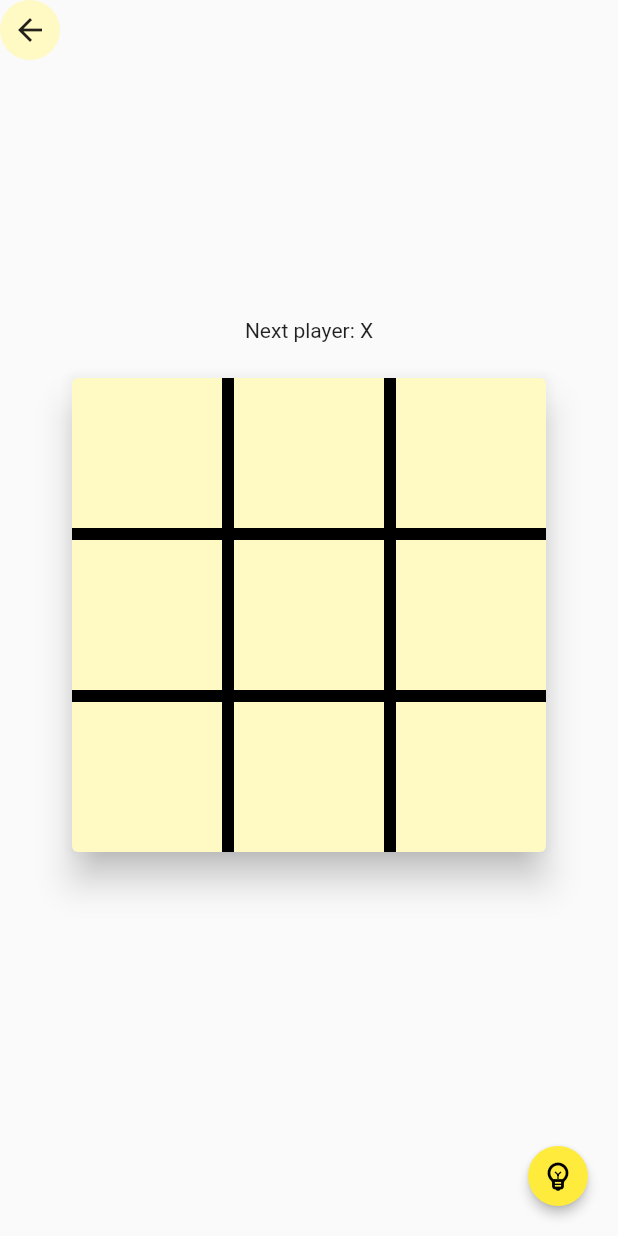
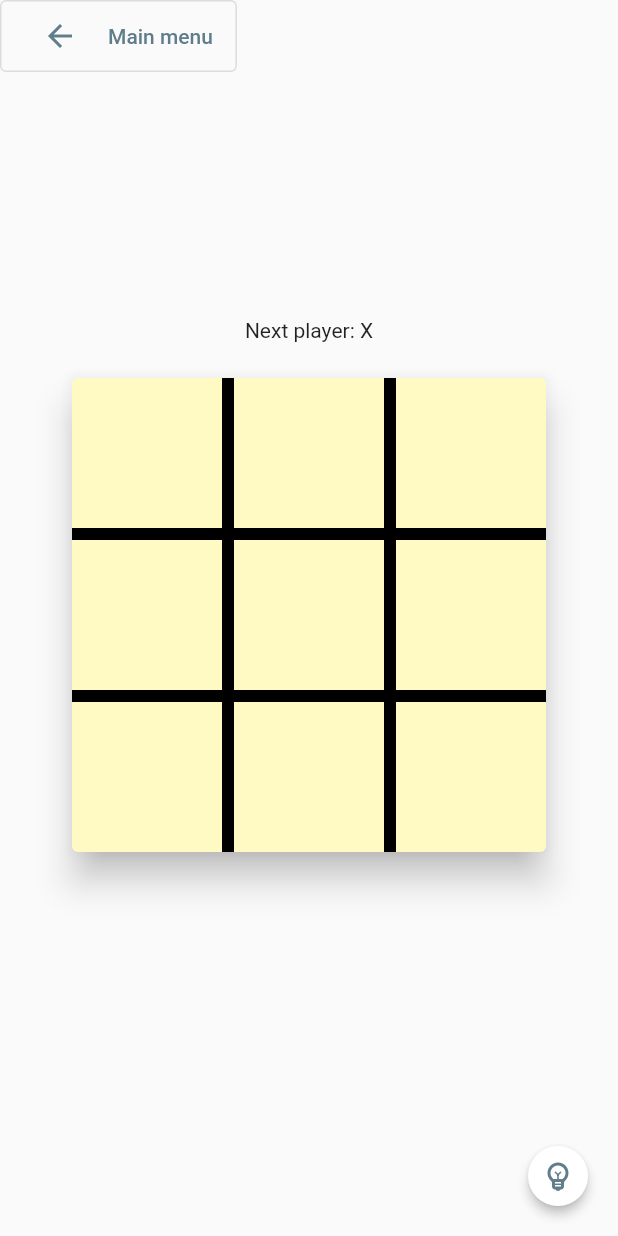
Before and after one commit to Rafeqm/tiktaktu, a Flutter app: the GameScreen screen opened directly, on a phone screen of 412 x 824 dp. Run offline on Flutter 3.47's test engine with Material 2 defaults, Android fonts, the phone set to English and light mode, and no system bars.

Commit message:
fix: Add label to `BackButton` and revamp color of items in `GameScreen`

```diff
--- a/lib/game_screen.dart
+++ b/lib/game_screen.dart
@@ -11,16 +11,23 @@ class GameScreen extends StatelessWidget {
     return Scaffold(
       body: SafeArea(
         child: Stack(
-          children: const <Widget>[
-            Board(),
-            CircleAvatar(
-              child: BackButton(),
+          children: <Widget>[
+            const Board(),
+            OutlinedButton.icon(
+              icon: const BackButton(color: Colors.blueGrey),
+              label: const Text(
+                'Main menu',
+                style: TextStyle(color: Colors.blueGrey),
+              ),
+              onPressed: () => Navigator.pop(context),
             ),
           ],
         ),
       ),
       floatingActionButton: FloatingActionButton.small(
         child: const Icon(Icons.emoji_objects_outlined),
+        backgroundColor: Theme.of(context).dialogBackgroundColor,
+        foregroundColor: Colors.blueGrey,
         tooltip: 'How to play',
         elevation: 3,
         hoverElevation: 4,
@@ -51,11 +58,20 @@ class GameScreen extends StatelessWidget {
                   0.0,
                 ),
                 actions: <Widget>[
-                  TextButton(
+                  TextButton.icon(
+                    icon: const Icon(
+                      Icons.check_circle_outline_outlined,
+                      color: Colors.brown,
+                    ),
+                    label: const Text(
+                      'Got it',
+                      style: TextStyle(
+                        color: Colors.brown,
+                      ),
+                    ),
                     onPressed: () {
                       Navigator.of(_context, rootNavigator: true).pop();
                     },
-                    child: const Text('OK'),
                   ),
                 ],
               );
--- a/pubspec.yaml
+++ b/pubspec.yaml
@@ -1,7 +1,7 @@
 name: tiktaktu
 description: Play with whoever you want.
 publish_to: "none" # Remove this line if you wish to publish to pub.dev
-version: 1.0.0-beta.3+1
+version: 1.0.0-beta.4+1
 
 environment:
   sdk: ">=2.16.1 <3.0.0"
```
